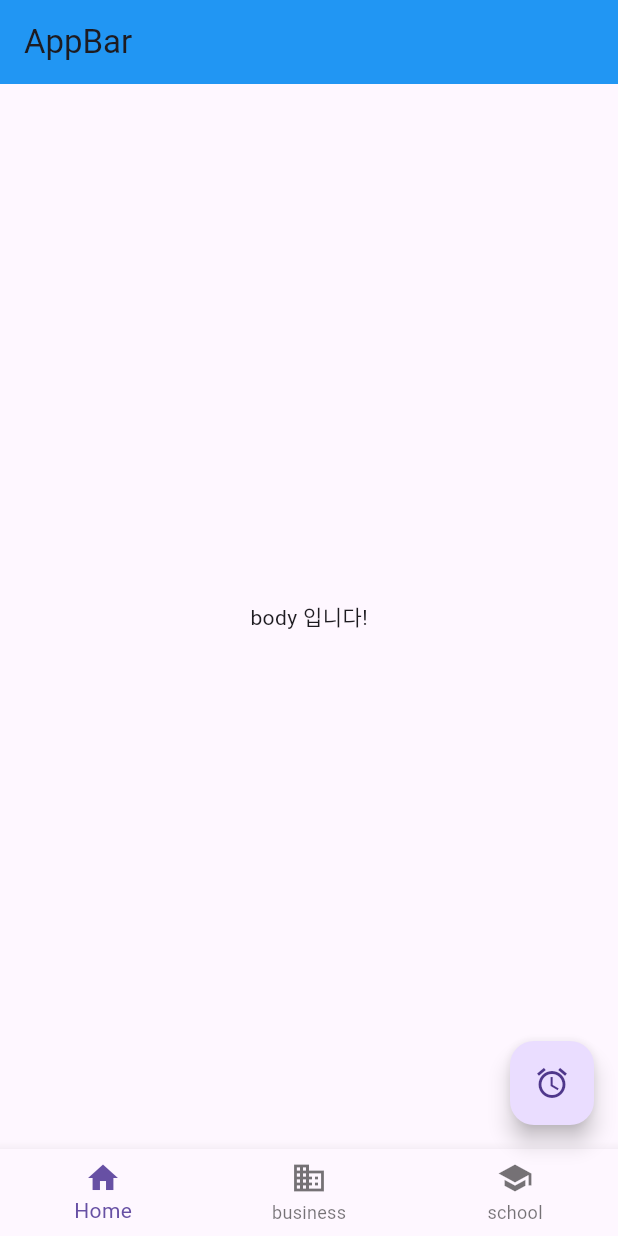
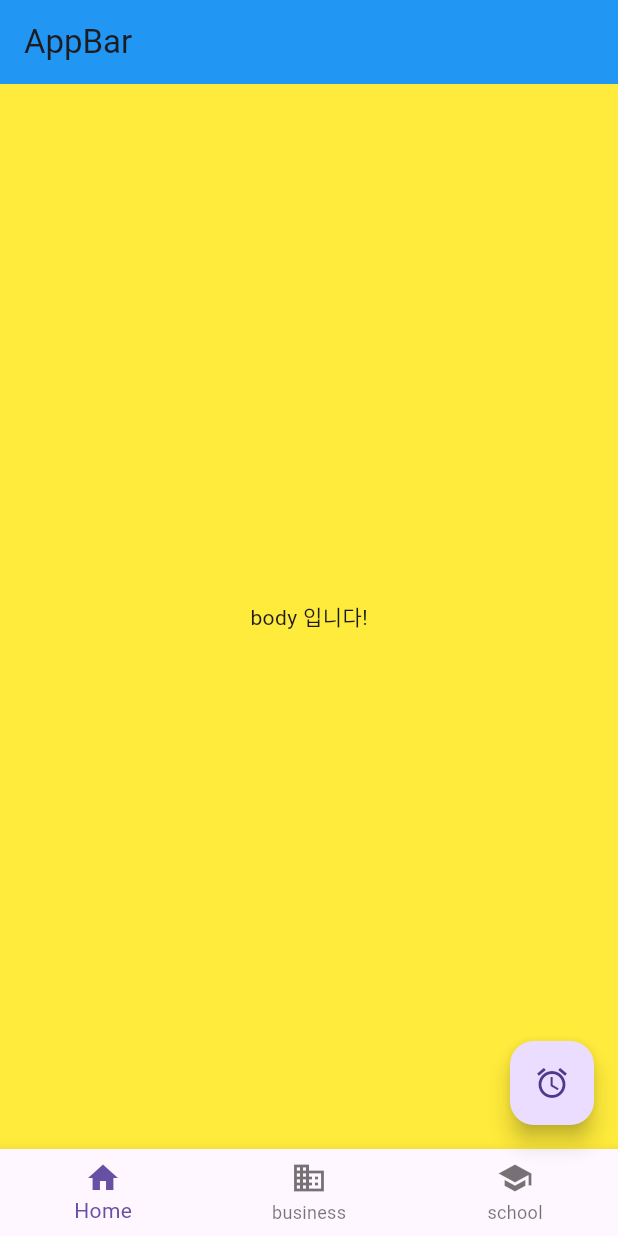
Before and after one commit to jjunnong/Flutter00, a Flutter app: the screen it shows after launch, on a phone screen of 412 x 824 dp. Run offline on Flutter 3.47's test engine with Material 3 defaults, Android fonts, the phone set to English and light mode, and no system bars.

Commit message:
container

```diff
--- a/chap01_flutter_basic/lib/main.dart
+++ b/chap01_flutter_basic/lib/main.dart
@@ -28,8 +28,11 @@ class MyApp extends StatelessWidget {
         ),
 
         // Body
-        body: Center(
-          child: Text('body 입니다!'),
+        body: Container(
+          color: Colors.yellow,
+          child: Center(
+            child: Text('body 입니다!'),
+          ),
         ),
 
         // BottomNavigationBar
```
